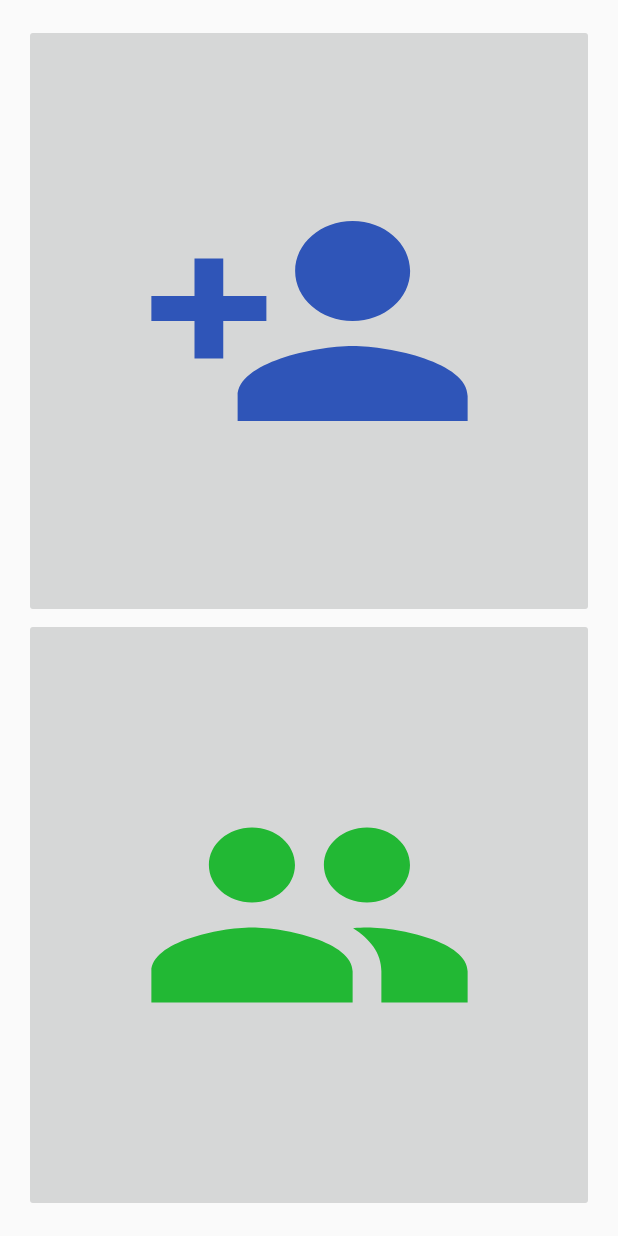
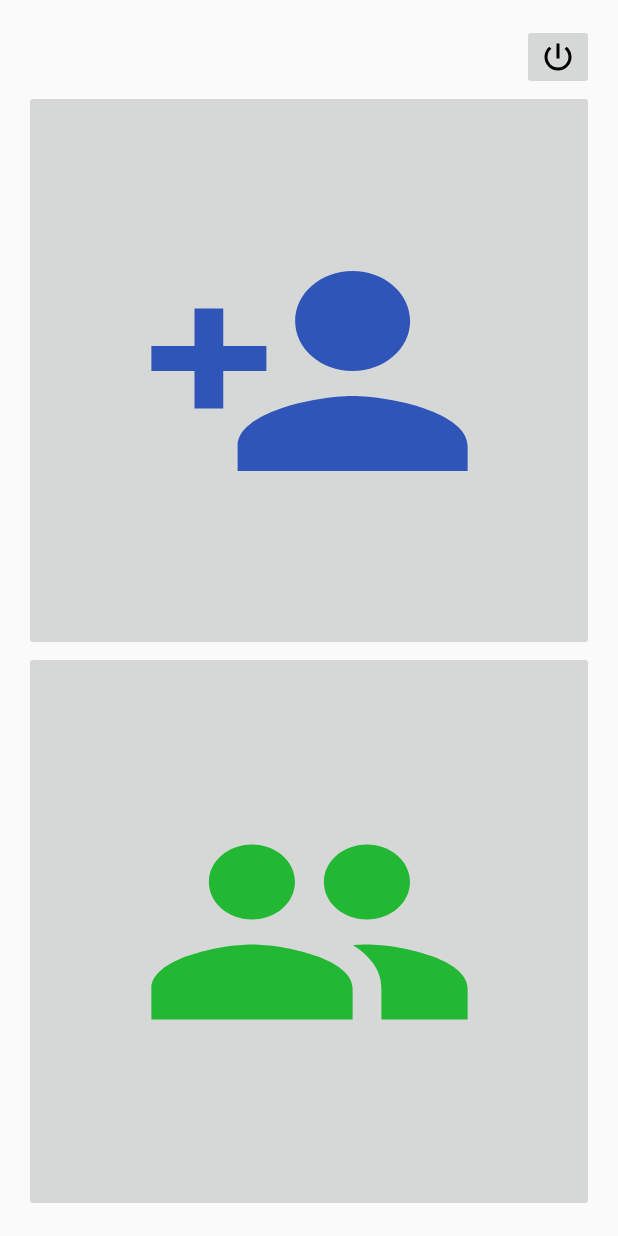
Before and after one commit to 00120717/PDM_Proyecto_01_2019, an Android app: the layout activity_home.xml on its own in the app's theme, with its tools: preview values and no code run, on a phone screen of 412 x 824 dp. Run offline under Robolectric (Android 15) with nearby library versions, the light colour scheme and no system bars.

Commit message:
se mantiene la sesion iniciada y tambien se cierra

```diff
--- a/app/src/main/java/com/coclearapp/pdm_project/Room/Dao/ExerciseDao.kt
+++ b/app/src/main/java/com/coclearapp/pdm_project/Room/Dao/ExerciseDao.kt
@@ -19,4 +19,8 @@ interface ExerciseDao {
     @Insert(onConflict = OnConflictStrategy.REPLACE)
     suspend fun insert(table : Exercise)
 
+
+    @Query("SELECT * FROM Exercises WHERE Level = :level AND Number = :number")
+    fun getQuestionByLevelAndNumber(level: Int, number: Int): LiveData<Exercise>
+
 }
--- /dev/null
+++ b/app/src/main/res/drawable/ic_power_settings_new_black_24dp.xml
@@ -0,0 +1,9 @@
+<vector xmlns:android="http://schemas.android.com/apk/res/android"
+        android:width="24dp"
+        android:height="24dp"
+        android:viewportWidth="24.0"
+        android:viewportHeight="24.0">
+    <path
+        android:fillColor="#FF000000"
+        android:pathData="M13,3h-2v10h2L13,3zM17.83,5.17l-1.42,1.42C17.99,7.86 19,9.81 19,12c0,3.87 -3.13,7 -7,7s-7,-3.13 -7,-7c0,-2.19 1.01,-4.14 2.58,-5.42L6.17,5.17C4.23,6.82 3,9.26 3,12c0,4.97 4.03,9 9,9s9,-4.03 9,-9c0,-2.74 -1.23,-5.18 -3.17,-6.83z"/>
+</vector>
--- a/app/src/main/res/layout/activity_home.xml
+++ b/app/src/main/res/layout/activity_home.xml
@@ -6,6 +6,15 @@
               android:gravity="center"
               android:padding="16dp"
 >
+
+
+    <ImageButton
+            android:layout_gravity="end"
+            android:id="@+id/logout"
+            android:layout_width="wrap_content"
+            android:layout_height="wrap_content"
+            android:src="@drawable/ic_power_settings_new_black_24dp"
+    />
 
     <ImageButton
             android:id="@+id/add_patient"
```
Also changed, not shown: app/src/main/java/com/coclearapp/pdm_project/Activities/LoginActivity.kt (+17 -1 lines), app/src/main/java/com/coclearapp/pdm_project/Activities/MainActivity.kt (+11 -0 lines).
